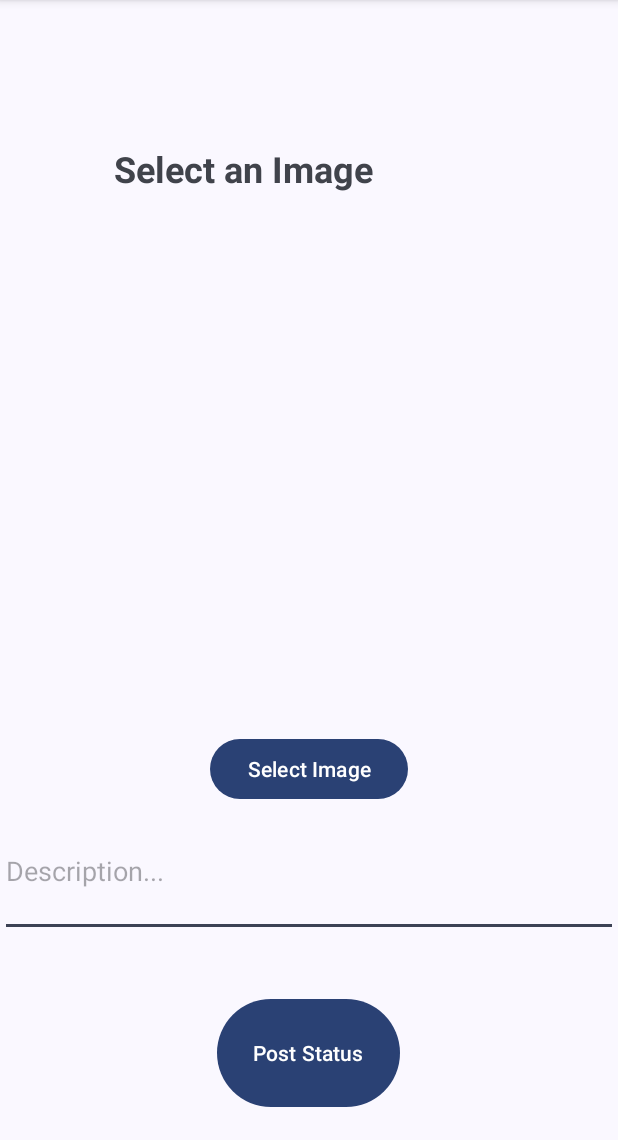
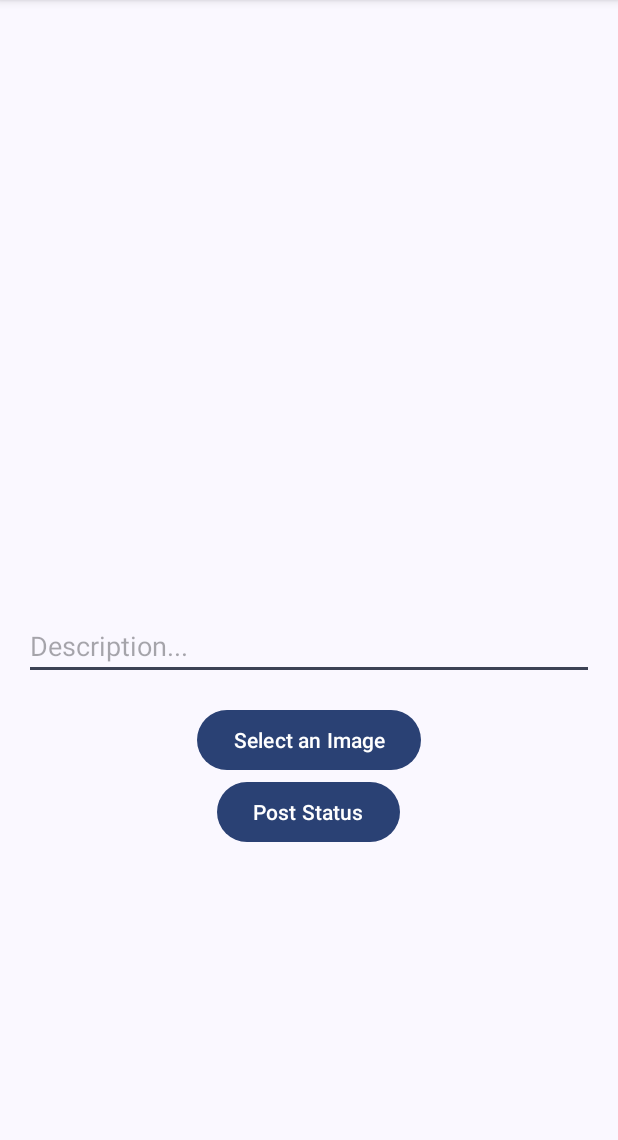
Before and after one commit to gerardo-j/whatsappclone, an Android app: the PostStatusActivity screen opened directly, with no data from a screen before it, on a phone screen of 412 x 824 dp, the part 96-1236 px from its top. Run offline under Robolectric (Android 15) with nearby library versions, the phone set to English and light mode, and no system bars; our stand-ins replace Firebase (no records; nobody signed in at launch, a user with empty details on screens opened directly); pictures from the network do not load.

Commit message:
Update Ui

```diff
--- a/app/src/main/res/layout/activity_post_status.xml
+++ b/app/src/main/res/layout/activity_post_status.xml
@@ -1,49 +1,45 @@
 <?xml version="1.0" encoding="utf-8"?>
 <RelativeLayout xmlns:android="http://schemas.android.com/apk/res/android"
-    xmlns:app="http://schemas.android.com/apk/res-auto"
     xmlns:tools="http://schemas.android.com/tools"
     android:layout_width="match_parent"
     android:layout_height="match_parent"
     tools:context=".PostStatusActivity">
 
-    <TextView
-        android:id="@+id/tvChoosePicture"
-        android:layout_width="260dp"
-        android:layout_height="wrap_content"
-        android:layout_centerHorizontal="true"
-        android:layout_marginTop="96dp"
-        android:text="@string/textview_select_img"
-        android:textSize="24sp"
-        android:textStyle="bold" />
-
     <ImageView
         android:id="@+id/ivPostImage"
         android:layout_width="match_parent"
         android:layout_height="360dp"
-        android:layout_below="@+id/tvChoosePicture" />
+        android:layout_marginStart="16dp"
+        android:layout_marginTop="16dp"
+        android:layout_marginEnd="16dp"
+        android:layout_marginBottom="16dp" />
 
     <Button
         android:id="@+id/btnSelectStatusImage"
         android:layout_centerHorizontal="true"
-        android:layout_width="132dp"
-        android:layout_height="48dp"
-        android:layout_below="@+id/ivPostImage"
+        android:layout_width="wrap_content"
+        android:layout_height="wrap_content"
+        android:layout_below="@+id/etStatusDescription"
         android:text="@string/button_select_image"/>
 
     <EditText
         android:id="@+id/etStatusDescription"
         android:layout_width="match_parent"
-        android:layout_height="88dp"
+        android:layout_height="wrap_content"
+        android:layout_below="@+id/ivPostImage"
+        android:layout_marginStart="16dp"
+        android:layout_marginTop="16dp"
+        android:layout_marginEnd="16dp"
+        android:layout_marginBottom="16dp"
         android:hint="@string/edit_text_description"
-        android:layout_below="@+id/btnSelectStatusImage"/>
+        android:lines="1" />
 
     <Button
         android:id="@+id/btnMakePost"
         android:layout_width="wrap_content"
-        android:layout_height="80dp"
-        android:layout_alignParentBottom="true"
+        android:layout_height="wrap_content"
         android:layout_centerHorizontal="true"
-        android:layout_marginBottom="18dp"
+        android:layout_below="@+id/btnSelectStatusImage"
         android:text="@string/submit_post_button" />
 
 </RelativeLayout>
--- a/app/src/main/res/values/strings.xml
+++ b/app/src/main/res/values/strings.xml
@@ -14,5 +14,5 @@
     <string name="submit_post_button">Post Status</string>
     <string name="edit_text_description">Description...</string>
     <string name="textview_select_img">Select an Image</string>
-    <string name="button_select_image">Select Image</string>
+    <string name="button_select_image">Select an Image</string>
 </resources>
```
